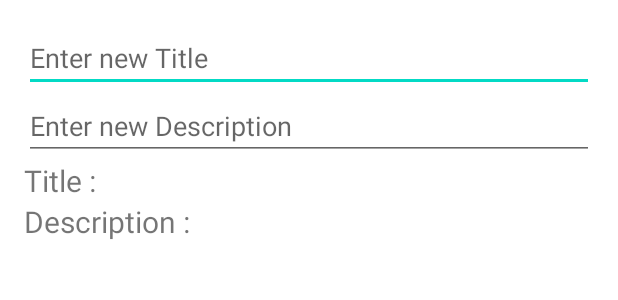
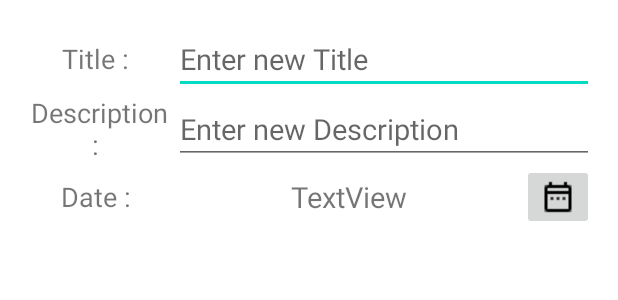
Before and after one commit to kimseongah/madcamp_1week, an Android app: the layout edit_image_layout.xml on its own in the app's theme, with its tools: preview values and no code run, on a phone screen of 412 x 824 dp. Shown: the top 300 px of the screen. Run offline under Robolectric (Android 15) with nearby library versions, the phone set to English and light mode, and no system bars.

Commit message:
add edit calendar

```diff
--- a/app/src/main/java/com/example/kotlinfolio/RecyclerGalleryImageAdapter.kt
+++ b/app/src/main/java/com/example/kotlinfolio/RecyclerGalleryImageAdapter.kt
@@ -1,16 +1,22 @@
 package com.example.kotlinfolio
 
+import android.annotation.SuppressLint
 import android.app.AlertDialog
+import android.app.DatePickerDialog
 import android.content.Context
 import android.content.Intent
 import android.view.LayoutInflater
 import android.view.View
 import android.view.ViewGroup
 import android.widget.EditText
+import android.widget.ImageButton
 import android.widget.ImageView
+import android.widget.TextView
 import androidx.core.app.ActivityOptionsCompat
 import androidx.core.content.ContextCompat.startActivity
 import androidx.recyclerview.widget.RecyclerView
+import com.prolificinteractive.materialcalendarview.CalendarDay
+import java.util.Calendar
 
 class RecyclerGalleryImageAdapter(val items: MutableList<GalleryImage>, var con: Context) :
     RecyclerView.Adapter<RecyclerGalleryImageAdapter.ViewHolder>(){
@@ -47,6 +53,7 @@ class RecyclerGalleryImageAdapter(val items: MutableList<GalleryImage>, var con:
         }
     }
 
+    @SuppressLint("SetTextI18n")
     fun editGallery(position: Int) {
         val imgData = items[position]
 
@@ -54,8 +61,27 @@ class RecyclerGalleryImageAdapter(val items: MutableList<GalleryImage>, var con:
 
         val editTitleData = dialogView.findViewById<EditText>(R.id.editTitleData)
         val editDesData = dialogView.findViewById<EditText>(R.id.editDesData)
+        val DateData = dialogView.findViewById<TextView>(R.id.dateText)
+        val imgbtn = dialogView.findViewById<ImageButton>(R.id.imageButton)
+        var final_year = imgData.date.year
+        var final_month = imgData.date.month
+        var final_day = imgData.date.day
         editTitleData.setText(imgData.title)
         editDesData.setText(imgData.description)
+        DateData.setText("${final_year}년 ${final_month}월 ${final_day}일")
+
+        imgbtn.setOnClickListener{
+            val cal = Calendar.getInstance()    //캘린더뷰 만들기
+            val dateSetListener = DatePickerDialog.OnDateSetListener { view, year, month, dayOfMonth ->
+                val dateString = "${year}년 ${month+1}월 ${dayOfMonth}일"
+                DateData.text = dateString
+                final_year = year
+                final_month = month+1
+                final_day = dayOfMonth
+            }
+            DatePickerDialog(con, dateSetListener, cal.get(Calendar.YEAR),cal.get(Calendar.MONTH),cal.get(
+                Calendar.DAY_OF_MONTH)).show()
+        }
 
         AlertDialog.Builder(con)
             .setTitle("Edit Data")
@@ -67,6 +93,7 @@ class RecyclerGalleryImageAdapter(val items: MutableList<GalleryImage>, var con:
 
                 imgData.title = editedTitle
                 imgData.description = editedDes
+                imgData.date = CalendarDay.from(final_year, final_month, final_day)
 
                 notifyItemChanged(position)
 
--- a/app/src/main/res/layout/edit_image_layout.xml
+++ b/app/src/main/res/layout/edit_image_layout.xml
@@ -1,34 +1,87 @@
 <?xml version="1.0" encoding="utf-8"?>
 <LinearLayout xmlns:android="http://schemas.android.com/apk/res/android"
+    xmlns:app="http://schemas.android.com/apk/res-auto"
     android:layout_width="match_parent"
     android:layout_height="wrap_content"
     android:orientation="vertical"
     android:padding="16dp">
 
+    <LinearLayout
+        android:layout_width="match_parent"
+        android:layout_height="match_parent"
+        android:orientation="horizontal">
+
+        <TextView
+            android:id="@+id/textViewTitle"
+            android:layout_width="100dp"
+            android:layout_height="wrap_content"
+            android:text="Title : "
+            android:textSize="18sp"
+            android:gravity="center"
+            android:layout_gravity="center"/>
+
         <EditText
             android:id="@+id/editTitleData"
             android:layout_width="match_parent"
             android:layout_height="wrap_content"
-        android:hint="Enter new Title" />
+            android:hint="Enter new Title"
+            android:textSize="19sp"
+            android:layout_gravity="center"/>
+    </LinearLayout>
+
+    <LinearLayout
+        android:layout_width="match_parent"
+        android:layout_height="match_parent"
+        android:orientation="horizontal">
+
+        <TextView
+            android:id="@+id/textViewDes"
+            android:layout_width="100dp"
+            android:layout_height="wrap_content"
+            android:text="Description : "
+            android:textSize="18sp"
+            android:gravity="center"
+            android:layout_gravity="center" />
 
         <EditText
             android:id="@+id/editDesData"
             android:layout_width="match_parent"
             android:layout_height="wrap_content"
-        android:hint="Enter new Description" />
+            android:hint="Enter new Description"
+            android:textSize="19sp"
+            android:layout_gravity="center"/>
+    </LinearLayout>
+
+    <LinearLayout
+        android:layout_width="match_parent"
+        android:layout_height="match_parent"
+        android:orientation="horizontal">
 
         <TextView
-        android:id="@+id/textViewTitle"
+            android:id="@+id/textViewDate"
+            android:layout_width="100dp"
+            android:layout_height="wrap_content"
+            android:text="Date : "
+            android:textSize="18sp"
+            android:gravity="center"
+            android:layout_gravity="center"/>
+
+        <TextView
+            android:id="@+id/dateText"
             android:layout_width="wrap_content"
             android:layout_height="wrap_content"
-        android:text="Title : "
-        android:textSize="20sp" />
+            android:layout_weight="1"
+            android:text="TextView"
+            android:textSize="19sp"
+            android:gravity="center"
+            android:layout_gravity="center"/>
 
-    <TextView
-        android:id="@+id/textViewDes"
+        <ImageButton
+            android:id="@+id/imageButton"
             android:layout_width="wrap_content"
             android:layout_height="wrap_content"
-        android:text="Description : "
-        android:textSize="20sp" />
+            app:srcCompat="@drawable/date_thumbnail"
+            android:layout_gravity="center"/>
+    </LinearLayout>
 
 </LinearLayout>
```
Also changed, not shown: app/src/main/res/drawable/date_thumbnail.png (added). Lines whose indentation alone changed are shown as unchanged.
